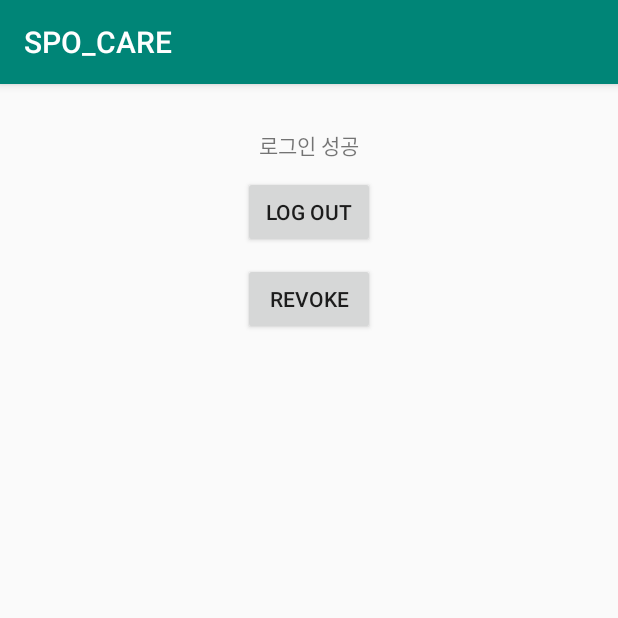
After one commit to Srltas/SPO_CARE, an Android app: the loginActivity screen opened directly, with no data from a screen before it, on a phone screen of 412 x 824 dp, the top half of it. The commit adds this screen. Run offline under Robolectric (Android 15) with nearby library versions, the phone set to English and light mode, and no system bars; our stand-ins replace Firebase (no records; nobody signed in at launch, a user with empty details on screens opened directly).

Commit message:
로그인 화면전환 성공 v1

```diff
--- a/app/src/main/AndroidManifest.xml
+++ b/app/src/main/AndroidManifest.xml
@@ -16,6 +16,7 @@
                 <category android:name="android.intent.category.LAUNCHER" />
             </intent-filter>
         </activity>
+        <activity android:name=".loginActivity"/>
     </application>
 
 </manifest>
--- /dev/null
+++ b/app/src/main/java/com/example/spo_care/loginActivity.java
@@ -0,0 +1,49 @@
+package com.example.spo_care;
+
+import android.os.Bundle;
+import android.view.View;
+import android.widget.Button;
+
+import androidx.appcompat.app.AppCompatActivity;
+import com.google.firebase.auth.FirebaseAuth;
+
+public class loginActivity extends AppCompatActivity implements View.OnClickListener {
+    Button btnRevoke, btnLogout;
+    private FirebaseAuth mAuth ;
+
+    @Override
+    protected void onCreate(Bundle savedInstanceState) {
+        super.onCreate(savedInstanceState);
+        setContentView(R.layout.login);
+
+        btnLogout = (Button)findViewById(R.id.btn_logout);
+        btnRevoke = (Button)findViewById(R.id.btn_revoke);
+
+        mAuth = FirebaseAuth.getInstance();
+
+        btnLogout.setOnClickListener(this);
+        btnRevoke.setOnClickListener(this);
+    }
+
+    private void signOut() {
+        FirebaseAuth.getInstance().signOut();
+    }
+
+    private void revokeAccess() {
+        mAuth.getCurrentUser().delete();
+    }
+
+    @Override
+    public void onClick(View v) {
+        switch (v.getId()) {
+            case R.id.btn_logout:
+                signOut();
+                finishAffinity();
+                break;
+            case R.id.btn_revoke:
+                revokeAccess();
+                finishAffinity();
+                break;
+        }
+    }
+}
--- /dev/null
+++ b/app/src/main/res/layout/login.xml
@@ -0,0 +1,34 @@
+<?xml version="1.0" encoding="utf-8"?>
+<LinearLayout xmlns:android="http://schemas.android.com/apk/res/android"
+    android:layout_width="match_parent"
+    android:layout_height="match_parent"
+    xmlns:tools="http://schemas.android.com/tools"
+    android:orientation="vertical"
+    tools:context=".loginActivity">
+
+    <TextView
+        android:id="@+id/simple_text_viewer"
+        android:layout_width="wrap_content"
+        android:layout_height="wrap_content"
+        android:layout_gravity="center_horizontal"
+        android:layout_marginTop="30dp"
+        android:text="로그인 성공"/>
+
+    <Button
+        android:id="@+id/btn_logout"
+        android:layout_width="wrap_content"
+        android:layout_height="wrap_content"
+        android:layout_marginTop="10dp"
+        android:layout_gravity="center_horizontal"
+        android:text="log out"/>
+
+    <Button
+        android:id="@+id/btn_revoke"
+        android:layout_width="wrap_content"
+        android:layout_height="wrap_content"
+        android:layout_marginTop="10dp"
+        android:layout_gravity="center_horizontal"
+
+        android:text="revoke" />
+
+</LinearLayout>
--- a/build.gradle
+++ b/build.gradle
@@ -8,6 +8,7 @@ buildscript {
     }
     dependencies {
         classpath 'com.android.tools.build:gradle:3.4.0'
+        classpath 'com.google.gms:google-services:4.3.3'
 
         // NOTE: Do not place your application dependencies here; they belong
         // in the individual module build.gradle files
--- a/gradle.properties
+++ b/gradle.properties
@@ -11,3 +11,5 @@ org.gradle.jvmargs=-Xmx1536m
 # This option should only be used with decoupled projects. More details, visit
 # http://www.gradle.org/docs/current/userguide/multi_project_builds.html#sec:decoupled_projects
 # org.gradle.parallel=true
+android.useAndroidX=true
+android.enableJetifier=true
```
Also changed, not shown: app/build.gradle (+12 -5 lines), app/src/main/java/com/example/spo_care/MainActivity.java (+89 -1 lines), app/src/main/res/layout/activity_main.xml (+12 -10 lines).
